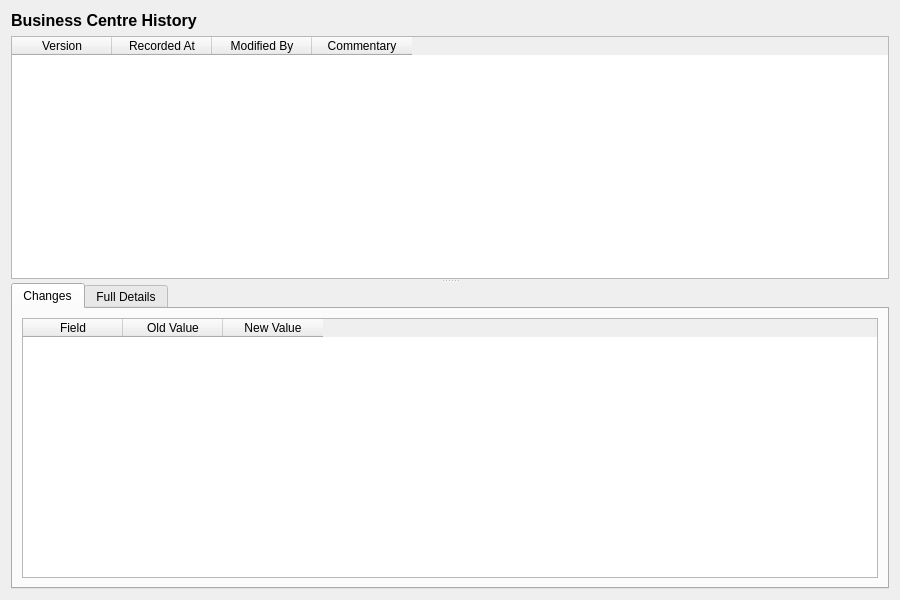
The window that projects/ores.qt/ui/BusinessCentreHistoryDialog.ui (OreStudio/OreStudio) describes before a commit, drawn with Qt 5.
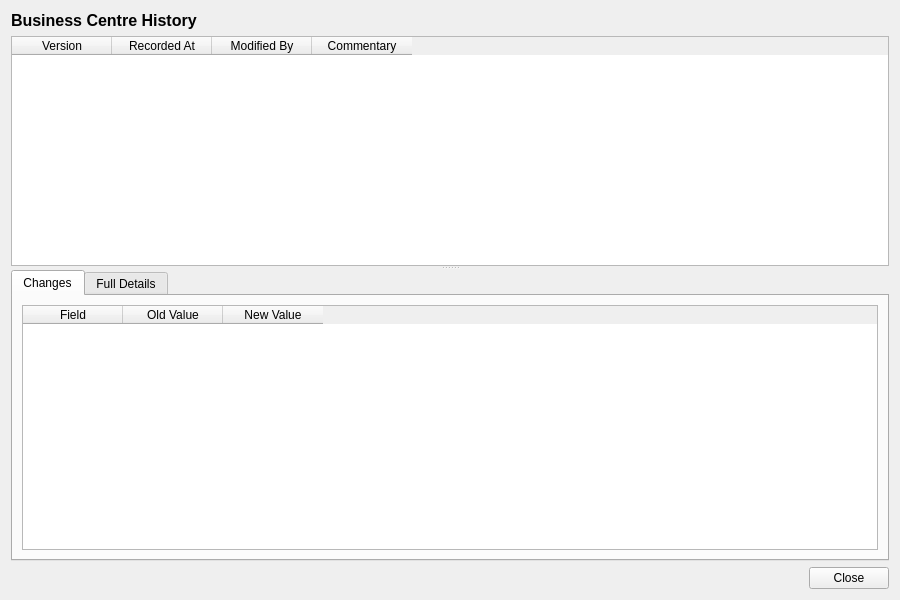
The same window after the commit.

Commit message: [qt] Remove toolbars from detail dialogs; add Close button throughout

The edit to the form file:
```diff
--- a/projects/ores.qt/ui/BusinessCentreHistoryDialog.ui
+++ b/projects/ores.qt/ui/BusinessCentreHistoryDialog.ui
@@ -293,6 +293,27 @@
      </widget>
     </widget>
    </item>
+   <item>
+    <layout class="QHBoxLayout" name="buttonLayout">
+     <item>
+      <spacer name="horizontalSpacer">
+       <property name="orientation">
+        <enum>Qt::Horizontal</enum>
+       </property>
+       <property name="sizeHint" stdset="0">
+        <size><width>40</width><height>20</height></size>
+       </property>
+      </spacer>
+     </item>
+     <item>
+      <widget class="QPushButton" name="closeButton">
+       <property name="text">
+        <string>Close</string>
+       </property>
+      </widget>
+     </item>
+    </layout>
+   </item>
   </layout>
  </widget>
  <resources/>
```
The commit also changes 201 other files.
